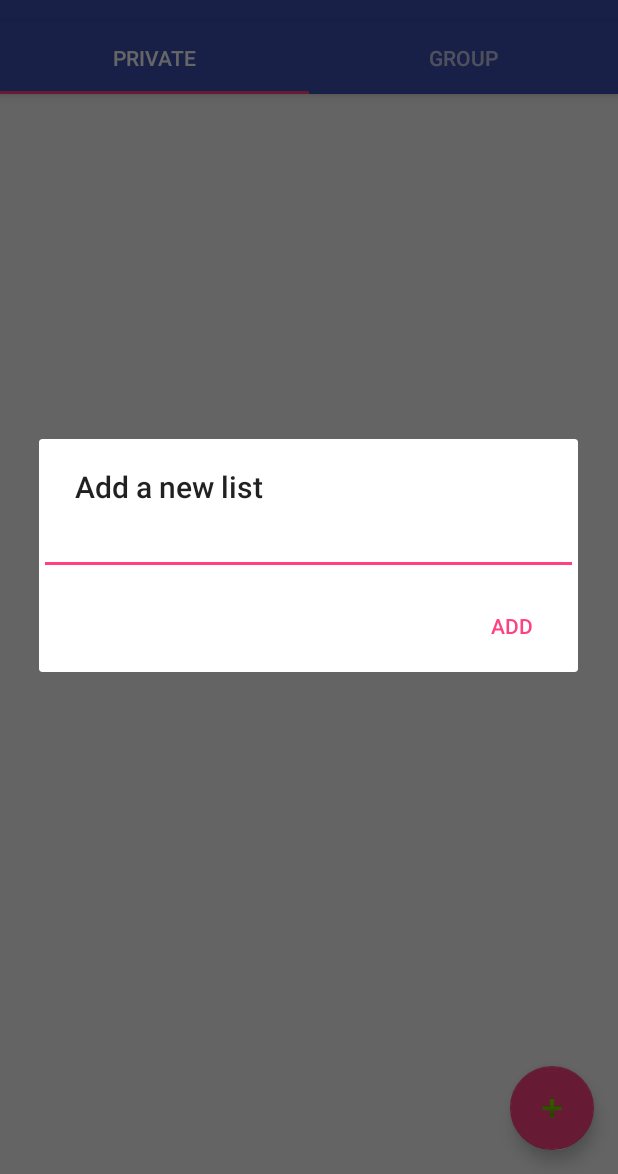
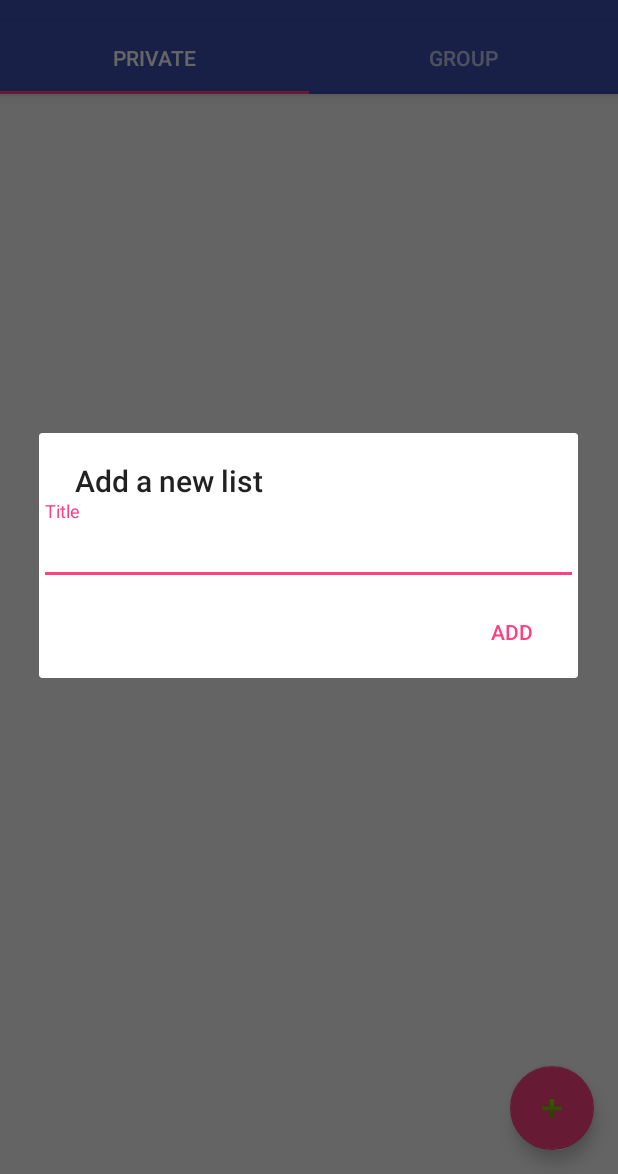
Before and after one commit to ronandoyle/ListBuddy, an Android app: the screen it shows after launch (MainActivity), after a tap on an icon or button, on a phone screen of 412 x 824 dp, the part 62-1236 px from its top. Run offline under Robolectric (Android 15) with nearby library versions, the phone set to English and light mode, and no system bars; libraries missing offline, so code that uses them is left out: com.firebase.client, com.firebase.ui; 9 statements that could not run were skipped.

Commit message:
Added a way of adding Items the the database. Needs some testing/fixing though. Removed placeholder TVs from fragments. Updated json.

```diff
--- a/app/src/main/java/nanorstudios/ie/listbuddy/GroupListFragment.java
+++ b/app/src/main/java/nanorstudios/ie/listbuddy/GroupListFragment.java
@@ -68,7 +68,7 @@ public class GroupListFragment extends ListFragment {
     }
 
     @Override
-    public void addItem(String listItem) {
-        mItemsRef.push().setValue(listItem);
+    public void addItem(Item item) {
+        mItemsRef.push().setValue(item);
     }
 }
--- a/app/src/main/java/nanorstudios/ie/listbuddy/ListFragment.java
+++ b/app/src/main/java/nanorstudios/ie/listbuddy/ListFragment.java
@@ -29,7 +29,7 @@ public class ListFragment extends Fragment {
         return mRootRef;
     }
 
-    public void addItem(String listItem) {
+    public void addItem(Item item) {
     }
 
     public static class ListItemViewHolder extends RecyclerView.ViewHolder {
--- a/app/src/main/java/nanorstudios/ie/listbuddy/MainActivity.java
+++ b/app/src/main/java/nanorstudios/ie/listbuddy/MainActivity.java
@@ -6,6 +6,7 @@ import android.support.design.widget.CoordinatorLayout;
 import android.support.design.widget.FloatingActionButton;
 import android.support.design.widget.TabLayout;
 import android.support.design.widget.TextInputEditText;
+import android.support.design.widget.TextInputLayout;
 import android.support.v4.view.ViewPager;
 import android.support.v7.app.AlertDialog;
 import android.support.v7.app.AppCompatActivity;
@@ -88,6 +89,7 @@ public class MainActivity extends AppCompatActivity {
             @Override
             public void onTabSelected(TabLayout.Tab tab) {
                 viewPager.setCurrentItem(tab.getPosition());
+                mListFragment = (ListFragment) getSupportFragmentManager().getFragments().get(viewPager.getCurrentItem());
             }
 
             @Override
@@ -124,14 +126,22 @@ public class MainActivity extends AppCompatActivity {
         AlertDialog.Builder builder = new AlertDialog.Builder(this);
         builder.setTitle("Add a new list");
 
-        final EditText input = new EditText(this);
-        input.setInputType(InputType.TYPE_CLASS_TEXT);
-        builder.setView(input);
+        final TextInputLayout textInputLayout = new TextInputLayout(this);
+
+        EditText title = new EditText(this);
+        title.setInputType(InputType.TYPE_CLASS_TEXT);
+        title.setHint("Title");
+        textInputLayout.addView(title);
+        builder.setView(textInputLayout);
 
         builder.setPositiveButton("Add", new DialogInterface.OnClickListener() {
             @Override
             public void onClick(DialogInterface dialog, int which) {
-                mListFragment.addItem(input.getText().toString());
+                if (mListFragment == null || textInputLayout.getEditText() == null) {
+                    return;
+                }
+                Item item = new Item(textInputLayout.getEditText().getText().toString(), "false");
+                    mListFragment.addItem(item);
             }
         });
 
--- a/app/src/main/java/nanorstudios/ie/listbuddy/PrivateListFragment.java
+++ b/app/src/main/java/nanorstudios/ie/listbuddy/PrivateListFragment.java
@@ -68,7 +68,7 @@ public class PrivateListFragment extends ListFragment {
     }
 
     @Override
-    public void addItem(String listItem) {
-        mItemsRef.push().setValue(listItem);
+    public void addItem(Item item) {
+        mItemsRef.push().setValue(item);
     }
 }
--- a/app/src/main/res/layout/fragment_private_list.xml
+++ b/app/src/main/res/layout/fragment_private_list.xml
@@ -4,13 +4,5 @@
                 android:layout_height="match_parent"
                 xmlns:app="http://schemas.android.com/apk/res-auto"
                 app:layout_behavior="@string/appbar_scrolling_view_behavior">
-
     <include layout="@layout/content_main"/>
-
-    <TextView
-        android:layout_width="wrap_content"
-        android:layout_height="wrap_content"
-        android:layout_centerInParent="true"
-        android:text="Private"/>
-
 </RelativeLayout>
```
Also changed, not shown: app/src/main/java/nanorstudios/ie/listbuddy/Item.java (+9 -0 lines), app/src/main/res/layout/fragment_group_list.xml (+0 -8 lines), 1 other file.
